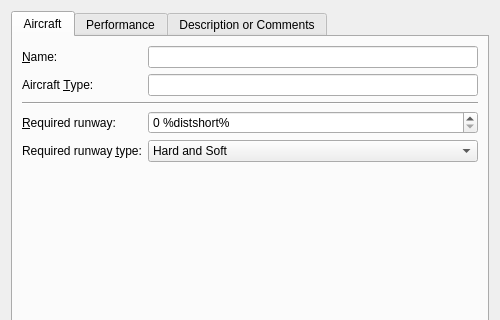
Qt form src/perf/aircraftperfdialog.ui (albar965/littlenavmap) before a commit; both pictures show x 0 to 500 and y 0 to 320 of the 500 by 694 pixel window.
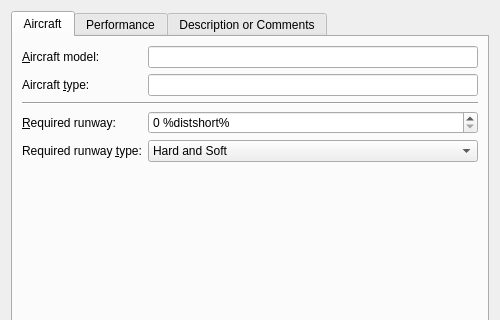
The same form after that commit.

Commit message:
Split logbook recording off from userpoints and added improvements. Added logbook highlighting, search, tooltips, information display, CSV export and import as well as X-Plane logbook import. Solved GUI confusion between aircraft type and model in GUI.
albar965/littlenavmap#346

Diff of the .ui file:
```diff
--- a/src/perf/aircraftperfdialog.ui
+++ b/src/perf/aircraftperfdialog.ui
@@ -72,7 +72,7 @@
          <item row="0" column="0">
           <widget class="QLabel" name="labelName">
            <property name="text">
-            <string>&amp;Name:</string>
+            <string>&amp;Aircraft model:</string>
            </property>
            <property name="buddy">
             <cstring>lineEditName</cstring>
@@ -82,7 +82,7 @@
          <item row="1" column="0">
           <widget class="QLabel" name="labelType">
            <property name="text">
-            <string>Aircraft &amp;Type:</string>
+            <string>Aircraft &amp;type:</string>
            </property>
            <property name="buddy">
             <cstring>lineEditType</cstring>
```
The commit also changes 73 other files.
